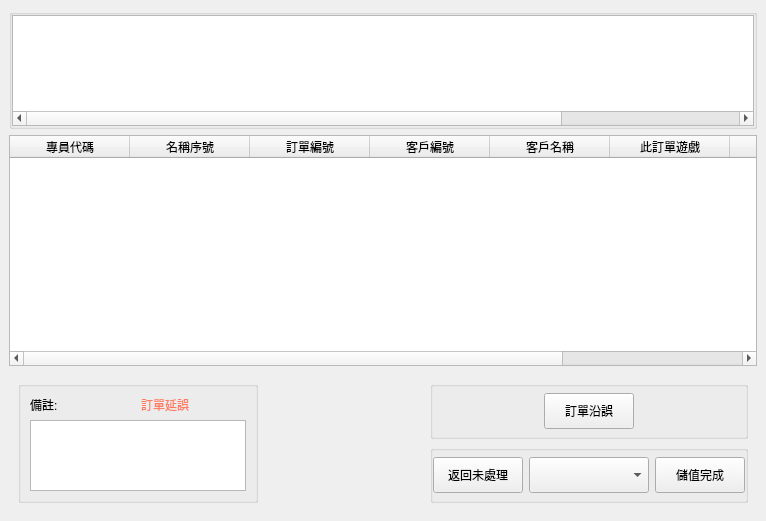
roger0816/Adb, file src/AdbClient/StageOrder/LayerGetOrder1.ui: the form before one commit.
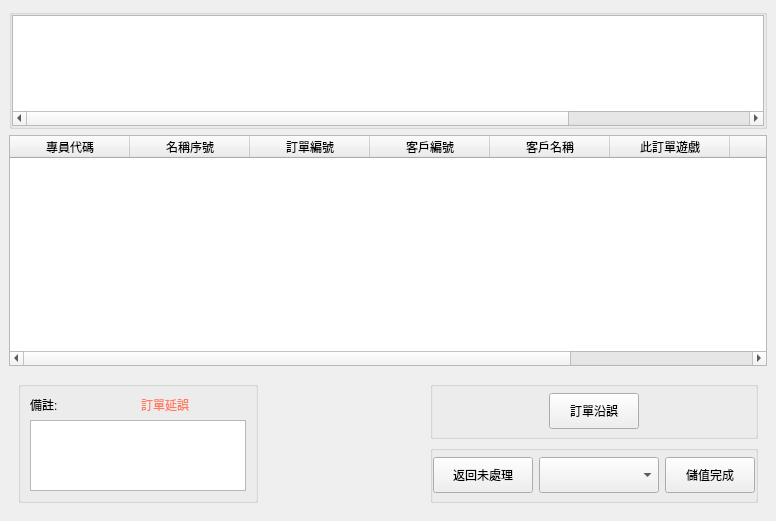
The form after the commit. Custom widgets are drawn as their Qt base class.

```diff
--- a/src/AdbClient/StageOrder/LayerGetOrder1.ui
+++ b/src/AdbClient/StageOrder/LayerGetOrder1.ui
@@ -6,7 +6,7 @@
    <rect>
     <x>0</x>
     <y>0</y>
-    <width>692</width>
+    <width>774</width>
     <height>521</height>
    </rect>
   </property>
@@ -282,13 +282,13 @@
               <widget class="QPushButton" name="btnBackOrder">
                <property name="minimumSize">
                 <size>
-                 <width>90</width>
+                 <width>100</width>
                  <height>36</height>
                 </size>
                </property>
                <property name="maximumSize">
                 <size>
-                 <width>90</width>
+                 <width>120</width>
                  <height>36</height>
                 </size>
                </property>
```
